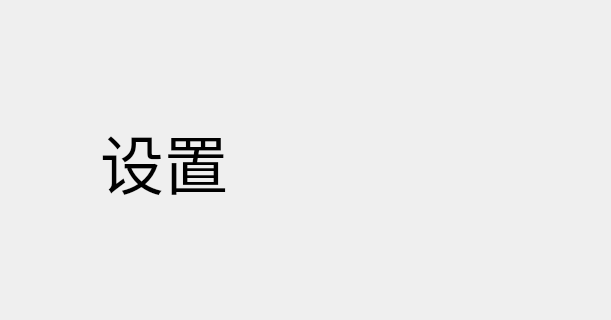
Before: the Qt Designer form SetUp.ui in wangwenbo8888/PhyRobot, drawn with Qt 5; both pictures show x 200 to 811 and y 175 to 495 of the 1130 by 690 pixel window.
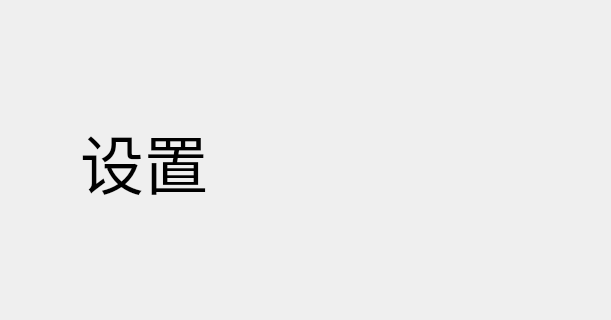
After: the same form once the commit is applied.

Patch:
```diff
--- a/SetUp.ui
+++ b/SetUp.ui
@@ -16,7 +16,7 @@
   <widget class="QLabel" name="label">
    <property name="geometry">
     <rect>
-     <x>300</x>
+     <x>280</x>
      <y>280</y>
      <width>431</width>
      <height>111</height>
```
